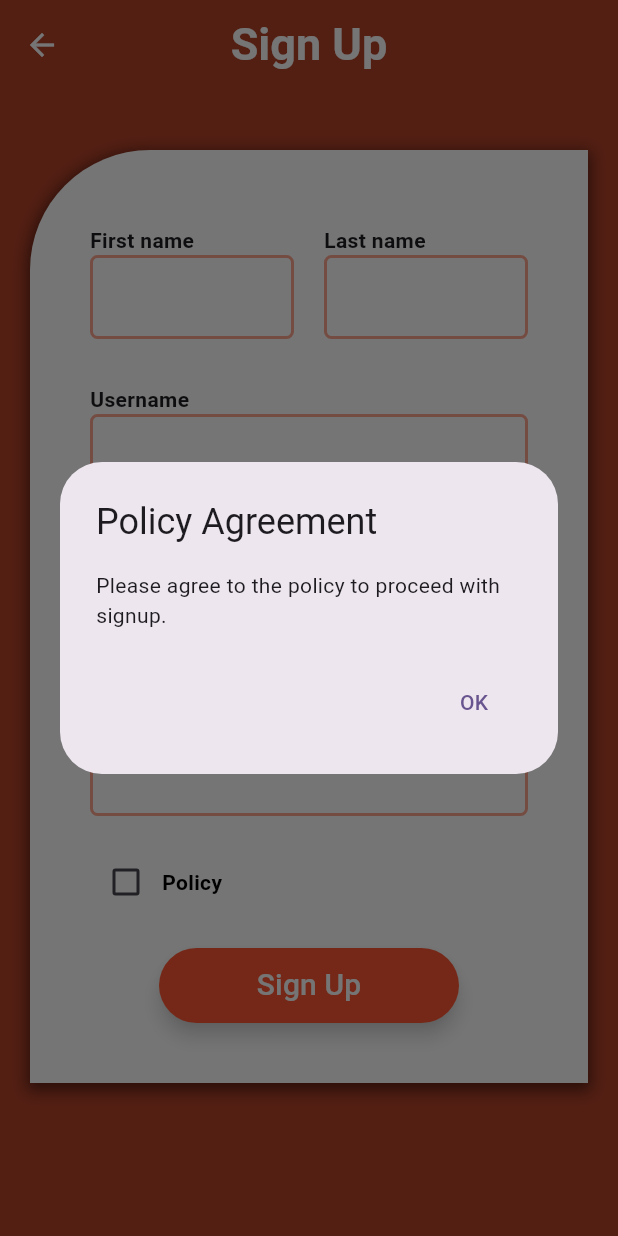
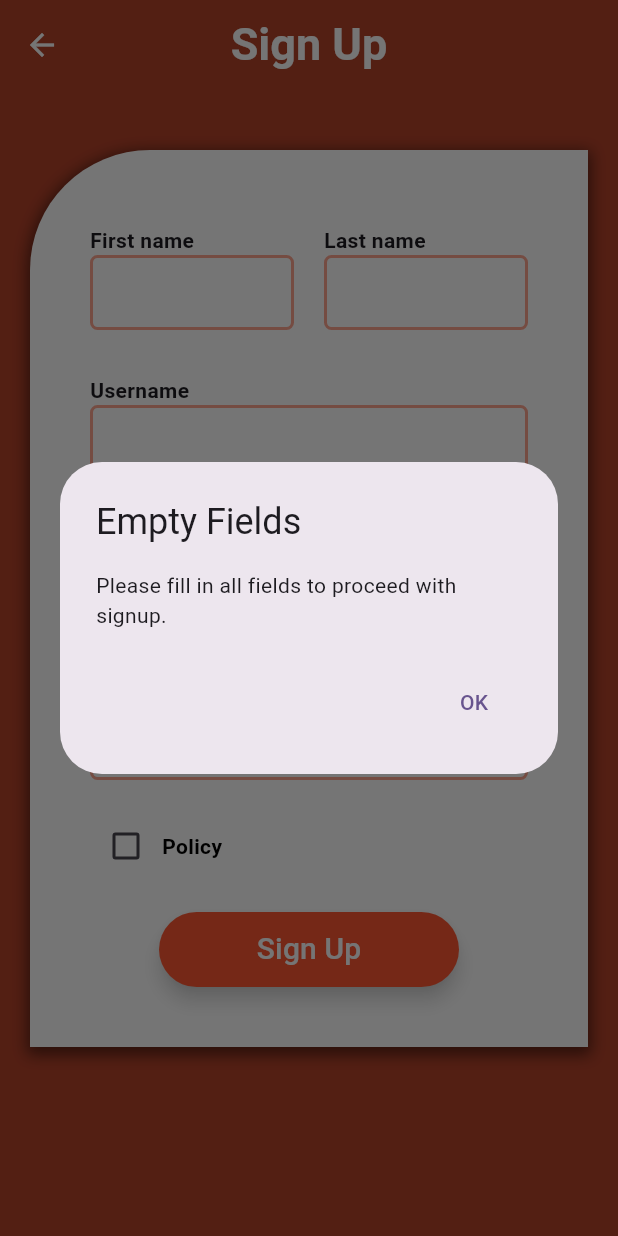
Before and after one commit to Sunthewhat/WatchOut-MobileAppProject, a Flutter app: the SignupPage screen opened directly, after a tap on "Sign Up", on a phone screen of 412 x 824 dp. Run offline on Flutter 3.47's test engine with Material 3 defaults, Android fonts, the phone set to English and light mode, and no system bars; our stand-ins replace dio, shared_preferences, slide_to_act; accounts and stored records are empty.

Commit message:
fix some login design and integrate register

```diff
--- a/app/lib/constant/environment.dart
+++ b/app/lib/constant/environment.dart
@@ -1,3 +1,5 @@
 class EnvironmentConstant {
   static String baseurl = "http://10.5.100.83:8000";
+  static String isFirstTime = 'seen';
+  static String userToken = 'user_token';
 }
--- a/app/lib/main.dart
+++ b/app/lib/main.dart
@@ -1,3 +1,4 @@
+import 'package:app/pages/login/login.dart';
 import 'package:app/pages/onboarding/onboarding.dart';
 import 'package:flutter/material.dart';
 
@@ -17,7 +18,7 @@ class MyApp extends StatelessWidget {
         colorScheme: ColorScheme.fromSeed(seedColor: Colors.deepPurple),
         useMaterial3: true,
       ),
-      home: const OnboardingPage(),
+      home: const LoginPage(),
     );
   }
 }
--- /dev/null
+++ b/app/lib/model/auth/register.dart
@@ -0,0 +1,13 @@
+class RegisterResponse {
+  int code;
+
+  RegisterResponse({
+    required this.code,
+  });
+
+  factory RegisterResponse.fromJson(Map<String, dynamic> json) {
+    return RegisterResponse(
+      code: json['code'],
+    );
+  }
+}
--- a/app/lib/pages/signup/signup.dart
+++ b/app/lib/pages/signup/signup.dart
@@ -1,3 +1,4 @@
+import 'package:app/pages/login/login.dart';
 import 'package:app/services/auth/register.dart';
 import 'package:flutter/material.dart';
 
@@ -17,6 +18,7 @@ class _SignupPageState extends State<SignupPage> {
       TextEditingController();
 
   bool _policyChecked = false;
+  double textFieldHeight = 50.0;
 
   void signup() {
     String firstname = _firstnameController.text;
@@ -25,21 +27,33 @@ class _SignupPageState extends State<SignupPage> {
     String password = _passwordController.text;
     String confirmpassword = _confirmPasswordController.text;
 
-    if (_policyChecked) {
-      // ทำการ signup
-      // print('First name: $firstname');
-      // print('Last name: $lastname');
-      // print('Confirm Password: $confirmpassword');
-      // print('Email: $email');
-      // print('Password: $password');
-      // print('Policy Checked: $_policyChecked');
-      // print('Data Policy Checked: $_dataPolicyChecked');
-      firstname;
-      lastname;
-      username;
-      password;
-      confirmpassword;
-    } else {
+    if (firstname == '' ||
+        lastname == '' ||
+        username == '' ||
+        password == '' ||
+        confirmpassword == '') {
+      showDialog(
+        context: context,
+        builder: (BuildContext context) {
+          return AlertDialog(
+            title: const Text("Empty Fields"),
+            content:
+                const Text("Please fill in all fields to proceed with signup."),
+            actions: [
+              TextButton(
+                onPressed: () {
+                  Navigator.pop(context); // ปิด dialog
+                },
+                child: const Text("OK"),
+              ),
+            ],
+          );
+        },
+      );
+      return;
+    }
+
+    if (!_policyChecked) {
       showDialog(
         context: context,
         builder: (BuildContext context) {
@@ -58,7 +72,77 @@ class _SignupPageState extends State<SignupPage> {
           );
         },
       );
+      return;
     }
+
+    if (password != confirmpassword) {
+      showDialog(
+        context: context,
+        builder: (BuildContext context) {
+          return AlertDialog(
+            title: const Text("Password Mismatch"),
+            content: const Text(
+                "Password and Confirm Password do not match. Please try again."),
+            actions: [
+              TextButton(
+                onPressed: () {
+                  Navigator.pop(context);
+                },
+                child: const Text("OK"),
+              ),
+            ],
+          );
+        },
+      );
+      return;
+    }
+
+    Register.register(firstname, lastname, username, password).then((value) => {
+          if (value.success)
+            {
+              showDialog(
+                context: context,
+                builder: (BuildContext context) {
+                  return AlertDialog(
+                    title: const Text("Signup Success"),
+                    content: const Text(
+                        "Signup successful. Please login to continue."),
+                    actions: [
+                      TextButton(
+                        onPressed: () {
+                          Navigator.pushReplacement(
+                              context,
+                              MaterialPageRoute(
+                                  builder: (context) => const LoginPage()));
+                        },
+                        child: const Text("OK"),
+                      ),
+                    ],
+                  );
+                },
+              )
+            }
+          else
+            {
+              showDialog(
+                context: context,
+                builder: (BuildContext context) {
+                  return AlertDialog(
+                    title: const Text("Signup Failed"),
+                    content: Text(value.message),
+                    actions: [
+                      TextButton(
+                        onPressed: () {
+                          Navigator.pop(context); // ปิด dialog
+                        },
+                        child: const Text("OK"),
+                      ),
+                    ],
+                  );
+                },
+              )
+            }
+        });
   }
 
   @override
@@ -87,8 +171,7 @@ class _SignupPageState extends State<SignupPage> {
         ),
         centerTitle: true, // Center the title in the app bar
       ),
-      body: SingleChildScrollView(
-        child: Container(
+      body: Container(
         height: MediaQuery.of(context).size.height,
         width: MediaQuery.of(context).size.width,
         color: const Color(0xFFB5432A),
@@ -97,9 +180,7 @@ class _SignupPageState extends State<SignupPage> {
           children: [
             Padding(
               padding: const EdgeInsets.only(
-                    left: 20,
-                    right: 20,
-                    top: 40), // Add padding around the form
+                  left: 20, right: 20, top: 40), // Add padding around the form
               child: FractionallySizedBox(
                 widthFactor: 1, // 100% of the screen width
                 child: Container(
@@ -136,8 +217,7 @@ class _SignupPageState extends State<SignupPage> {
                               child: Align(
                                 alignment: Alignment.centerLeft,
                                 child: Column(
-                                    crossAxisAlignment:
-                                        CrossAxisAlignment.start,
+                                  crossAxisAlignment: CrossAxisAlignment.start,
                                   children: [
                                     const Text(
                                       'First name',
@@ -145,7 +225,9 @@ class _SignupPageState extends State<SignupPage> {
                                         fontWeight: FontWeight.bold,
                                       ),
                                     ),
-                                      TextField(
+                                    SizedBox(
+                                      height: textFieldHeight,
+                                      child: TextField(
                                         controller: _firstnameController,
                                         decoration: InputDecoration(
                                           enabledBorder: OutlineInputBorder(
@@ -166,6 +248,7 @@ class _SignupPageState extends State<SignupPage> {
                                           ),
                                         ),
                                       ),
+                                    ),
                                   ],
                                 ),
                               ),
@@ -179,8 +262,7 @@ class _SignupPageState extends State<SignupPage> {
                               child: Align(
                                 alignment: Alignment.centerLeft,
                                 child: Column(
-                                    crossAxisAlignment:
-                                        CrossAxisAlignment.start,
+                                  crossAxisAlignment: CrossAxisAlignment.start,
                                   children: [
                                     const Text(
                                       'Last name',
@@ -188,7 +270,9 @@ class _SignupPageState extends State<SignupPage> {
                                         fontWeight: FontWeight.bold,
                                       ),
                                     ),
-                                      TextField(
+                                    SizedBox(
+                                      height: textFieldHeight,
+                                      child: TextField(
                                         controller: _lastnameController,
                                         decoration: InputDecoration(
                                           enabledBorder: OutlineInputBorder(
@@ -209,6 +293,7 @@ class _SignupPageState extends State<SignupPage> {
                                           ),
                                         ),
                                       ),
+                                    ),
                                   ],
                                 ),
                               ),
@@ -219,8 +304,8 @@ class _SignupPageState extends State<SignupPage> {
                       const Align(
                         alignment: Alignment.centerLeft,
                         child: Padding(
-                            padding: EdgeInsets.only(
-                                top: 30.0), // Add padding on top
+                          padding:
+                              EdgeInsets.only(top: 30.0), // Add padding on top
                           child: Text(
                             'Username',
                             style: TextStyle(
@@ -229,7 +314,9 @@ class _SignupPageState extends State<SignupPage> {
                           ),
                         ),
                       ),
-                        TextField(
+                      SizedBox(
+                        height: textFieldHeight,
+                        child: TextField(
                           controller: _usernameController,
                           decoration: InputDecoration(
                             enabledBorder: OutlineInputBorder(
@@ -244,6 +331,7 @@ class _SignupPageState extends State<SignupPage> {
                               borderSide: const BorderSide(
                                 color: Color(0xFFFF5833),
                                 width: 2.0,
+                              ),
                             ),
                           ),
                         ),
@@ -265,7 +353,9 @@ class _SignupPageState extends State<SignupPage> {
                                   fontWeight: FontWeight.bold,
                                 ),
                               ),
-                                TextField(
+                              SizedBox(
+                                height: textFieldHeight,
+                                child: TextField(
                                   controller: _passwordController,
                                   obscureText: true,
                                   decoration: InputDecoration(
@@ -281,6 +371,7 @@ class _SignupPageState extends State<SignupPage> {
                                       borderSide: const BorderSide(
                                         color: Color(0xFFFF5833),
                                         width: 2.0,
+                                      ),
                                     ),
                                   ),
                                 ),
@@ -304,7 +395,9 @@ class _SignupPageState extends State<SignupPage> {
                                   fontWeight: FontWeight.bold,
                                 ),
                               ),
-                                TextField(
+                              SizedBox(
+                                height: textFieldHeight,
+                                child: TextField(
                                   controller: _confirmPasswordController,
                                   obscureText: true,
                                   decoration: InputDecoration(
@@ -320,6 +413,7 @@ class _SignupPageState extends State<SignupPage> {
                                       borderSide: const BorderSide(
                                         color: Color(0xFFFF5833),
                                         width: 2.0,
+                                      ),
                                     ),
                                   ),
                                 ),
@@ -386,7 +480,6 @@ class _SignupPageState extends State<SignupPage> {
           ],
         ),
       ),
-      ),
     );
   }
 }
```
Also changed, not shown: app/lib/pages/login/login.dart (+15 -7 lines), app/lib/pages/onboarding/onboarding.dart (+20 -3 lines), app/lib/services/auth/register.dart (+6 -4 lines), 2 other files. Lines whose indentation alone changed are shown as unchanged.
